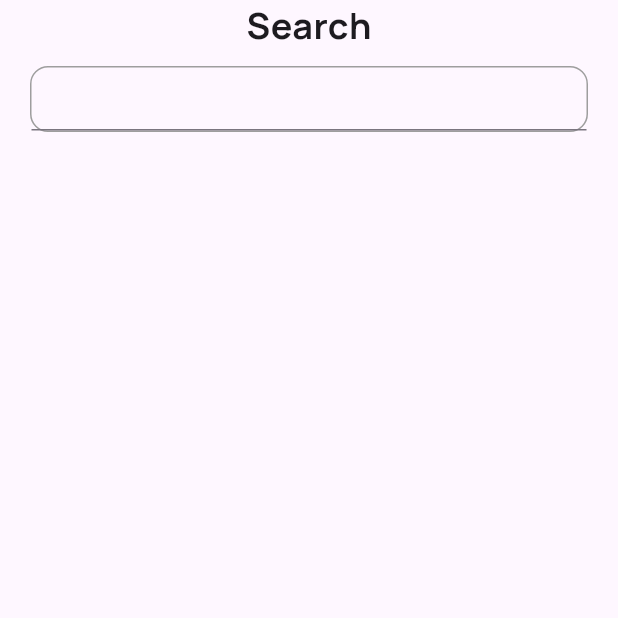
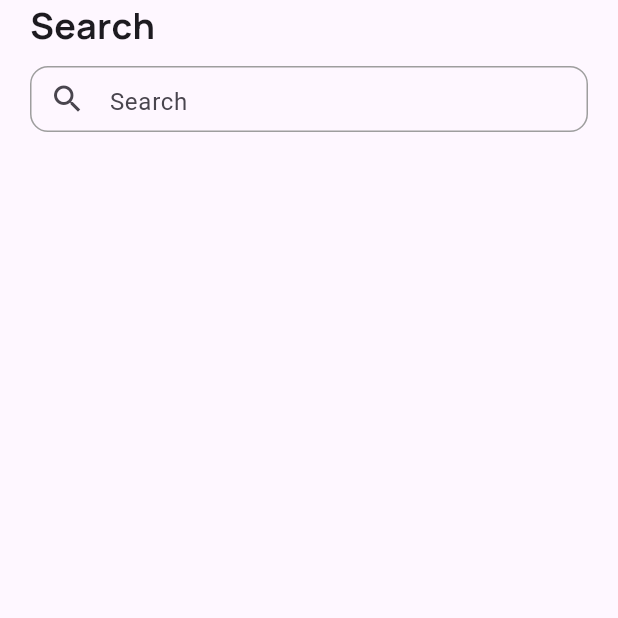
Before and after one commit to HumbleGh/threadsfire, a Flutter app: the SearchScreen screen opened directly, on a phone screen of 412 x 824 dp, the top half of it. Run offline on Flutter 3.47's test engine with Material 3 defaults, Android fonts, the phone set to English and light mode, and no system bars; our stand-ins replace cloud_firestore, firebase_auth, firebase_core, flutter_svg, gap, google_fonts; accounts and stored records are empty; network calls fail.

Commit message:
started search screen

```diff
--- a/lib/screens/search/search.dart
+++ b/lib/screens/search/search.dart
@@ -15,16 +15,18 @@ class _SearchScreenState extends State<SearchScreen> {
   Widget build(BuildContext context) {
     return Scaffold(
         body: SafeArea(
+            child: SingleChildScrollView(
       child: Container(
         padding: const EdgeInsets.symmetric(
           horizontal: 20,
         ),
         child: Column(
+          crossAxisAlignment: CrossAxisAlignment.start,
           children: [
             Text(
               "Search",
-            style:
-                GoogleFonts.manrope(fontSize: 24, fontWeight: FontWeight.w700),
+              style: GoogleFonts.manrope(
+                  fontSize: 24, fontWeight: FontWeight.w700),
             ),
             const Gap(10),
             Container(
@@ -33,9 +35,17 @@ class _SearchScreenState extends State<SearchScreen> {
               decoration: BoxDecoration(
                   border: Border.all(width: 1, color: Colors.grey),
                   borderRadius: BorderRadius.circular(12)),
-            child: TextFormField(),
+              child: TextFormField(
+                cursorColor: Colors.black,
+                decoration: const InputDecoration(
+                  hintText: "Search",
+                  prefixIcon: Icon(Icons.search),
+                  border: InputBorder.none,
+                ),
+              ),
             )
           ],
+        ),
       ),
     )));
   }
```
Lines whose indentation alone changed are shown as unchanged.
